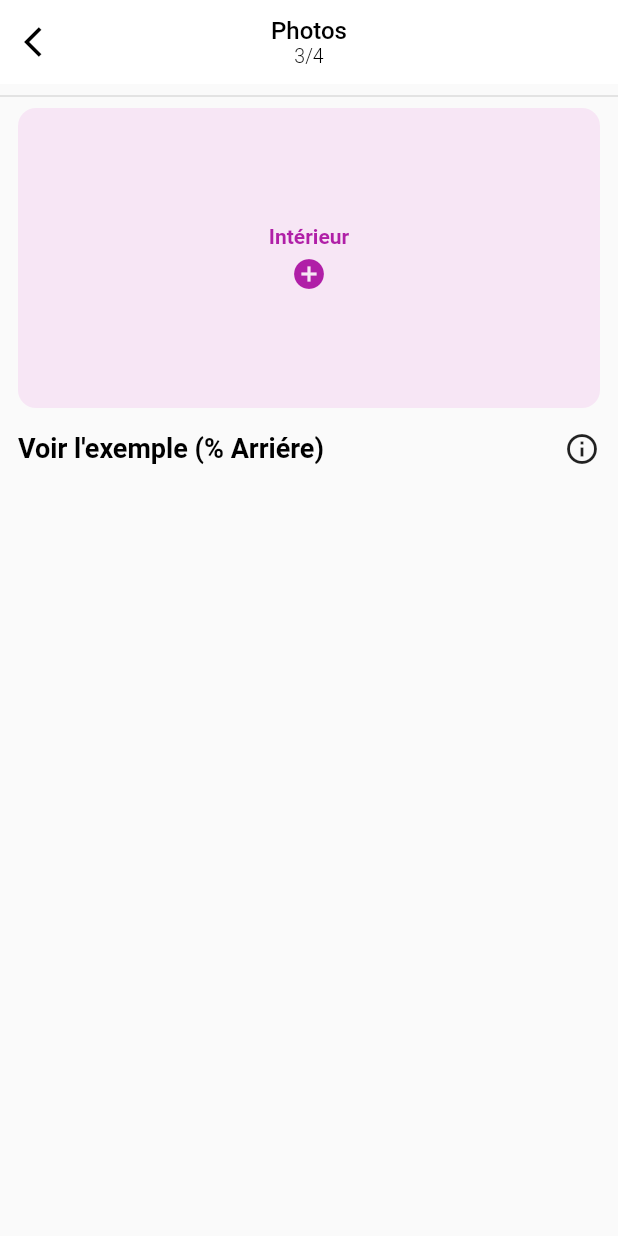
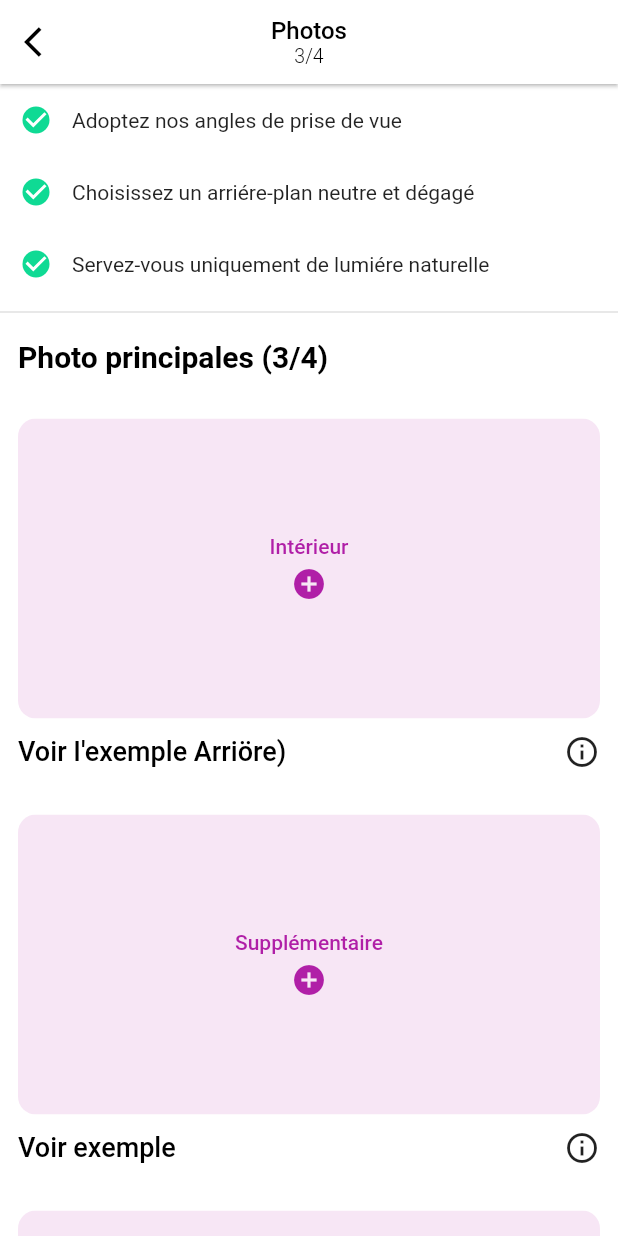
Before and after one commit to Moustapha918/general-drive-mobile, a Flutter app: the screen it shows after launch, on a phone screen of 412 x 824 dp. Run offline on Flutter 3.47's test engine with Material 2 defaults, Android fonts, the phone set to English and light mode, and no system bars; missing offline and left inert: images_picker.

Commit message:
image widget

```diff
--- a/lib/car_details/car_image_widget.dart
+++ b/lib/car_details/car_image_widget.dart
@@ -5,8 +5,13 @@ import 'package:general_mobile_drive/extra/ccolors.dart';
 import 'package:images_picker/images_picker.dart';
 
 class CarImageWidget extends StatefulWidget {
+  final String imageInfoText;
+  final String imageContainerText;
+
   const CarImageWidget({
     Key? key,
+    required this.imageInfoText,
+    required this.imageContainerText,
   }) : super(key: key);
 
   @override
@@ -27,20 +32,25 @@ class _CarImageWidgetState extends State<CarImageWidget> {
             child: buildImage(),
           ),
           const SizedBox(
-            height: 15,
+            height: 10,
           ),
           Row(
             mainAxisAlignment: MainAxisAlignment.spaceBetween,
-            children: const [
+            children: [
               Text(
-                "Voir l'exemple (% Arriére)",
-                style: TextStyle(
+                // "Voir l'exemple (% Arriére)",
+                widget.imageInfoText,
+                style: const TextStyle(
                     color: Colors.black,
-                    fontWeight: FontWeight.w600,
+                    fontWeight: FontWeight.w500,
                     fontSize: 18),
               ),
-              Icon(Icons.info_outline)
+              const Icon(Icons.info_outline),
+
             ],
+          ),
+          const SizedBox(
+            height: 30,
           ),
         ],
       ),
@@ -50,7 +60,7 @@ class _CarImageWidgetState extends State<CarImageWidget> {
   Widget buildImage() {
     if (image == null) {
       return GestureDetector(
-        onTap: (){
+        onTap: () {
           pickImage();
         },
         child: Container(
@@ -61,9 +71,10 @@ class _CarImageWidgetState extends State<CarImageWidget> {
             mainAxisAlignment: MainAxisAlignment.center,
             children: [
               Text(
-                "Intérieur",
+                // "Intérieur",
+                widget.imageContainerText,
                 style: TextStyle(
-                    color: CColors.blueColor, fontWeight: FontWeight.w600),
+                    color: CColors.blueColor, fontWeight: FontWeight.w500),
               ),
               const SizedBox(
                 height: 5,
--- a/lib/car_details/car_photos_screen.dart
+++ b/lib/car_details/car_photos_screen.dart
@@ -1,5 +1,6 @@
 import 'package:flutter/material.dart';
 import 'package:general_mobile_drive/car_details/car_image_widget.dart';
+import 'package:general_mobile_drive/car_details/check_box_widget.dart';
 
 class CarImagesScreen extends StatefulWidget {
   const CarImagesScreen({Key? key}) : super(key: key);
@@ -12,6 +13,7 @@ class _CarImagesScreenState extends State<CarImagesScreen> {
   @override
   Widget build(BuildContext context) {
     return Scaffold(
+      backgroundColor: Colors.white,
       appBar: AppBar(
         leading: IconButton(
           icon: const Icon(
@@ -43,16 +45,63 @@ class _CarImagesScreenState extends State<CarImagesScreen> {
             ),
           ],
         ),
-        elevation: 0,
+        elevation: 1,
       ),
-      body: Column(
-        children: const [
-          Divider(
-            thickness: 1,
-          ),
-          CarImageWidget(),
-        ],
+      body: SingleChildScrollView(
+        child: Column(
+          crossAxisAlignment: CrossAxisAlignment.start,
+          children: [
+            // Divider(
+            //   thickness: 1,
+            // ),
+            const CheckBoxWidget(
+              text: 'Adoptez nos angles de prise de vue',
+            ),
+            const CheckBoxWidget(
+                text: 'Choisissez un arriére-plan neutre et dégagé'),
+            const CheckBoxWidget(
+                text: 'Servez-vous uniquement de lumiére naturelle'),
+            const Divider(
+              thickness: 1,
+            ),
+            const SizedBox(
+              height: 10,
+            ),
+            const Padding(
+              padding: EdgeInsets.symmetric(horizontal: 12),
+              child: Text(
+                "Photo principales (3/4)",
+                style: TextStyle(
+                    color: Colors.black,
+                    fontWeight: FontWeight.w600,
+                    fontSize: 20),
+              ),
+            ),
+            const SizedBox(
+              height: 30,
+            ),
+            ...List.generate(
+              imageInfoText.length,
+              (index) => CarImageWidget(
+                imageContainerText: imageContainerText[index],
+                imageInfoText: imageInfoText[index],
+              ),
+            ),
+          ],
+        ),
       ),
     );
   }
+
+  var imageInfoText = [
+    "Voir I'exemple Arriöre)",
+    "Voir exemple",
+    "Voir exemple",
+  ];
+
+  var imageContainerText = [
+    "Intérieur",
+    "Supplémentaire",
+    "Supplémentaire",
+  ];
 }
--- /dev/null
+++ b/lib/car_details/check_box_widget.dart
@@ -0,0 +1,39 @@
+import 'package:flutter/material.dart';
+
+class CheckBoxWidget extends StatefulWidget {
+  final String text;
+
+  const CheckBoxWidget({
+    Key? key,
+    required this.text,
+  }) : super(key: key);
+
+  @override
+  State<CheckBoxWidget> createState() => _CheckBoxWidgetState();
+}
+
+class _CheckBoxWidgetState extends State<CheckBoxWidget> {
+  bool checkValue = true;
+
+  @override
+  Widget build(BuildContext context) {
+    return Row(
+      mainAxisAlignment: MainAxisAlignment.start,
+      children: [
+        Flexible(
+          child: Checkbox(
+            value: checkValue,
+            activeColor: const Color(0xff0fda94),
+            onChanged: (value) {
+              setState(() {
+                checkValue = value!;
+              });
+            },
+            shape: const CircleBorder(),
+          ),
+        ),
+        Text(widget.text)
+      ],
+    );
+  }
+}
```
